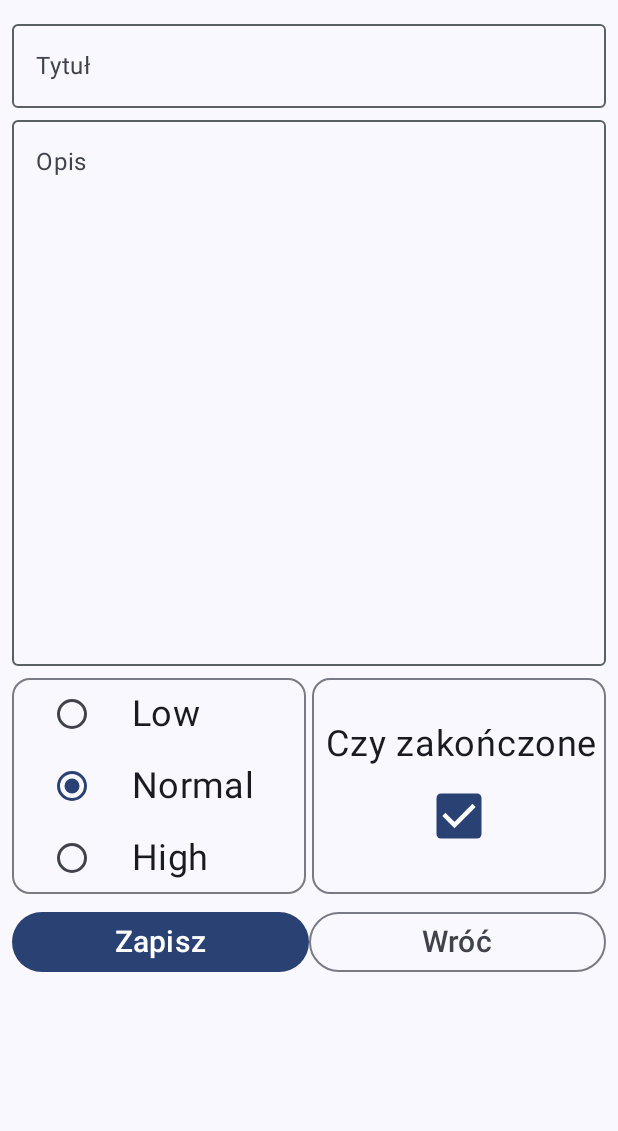
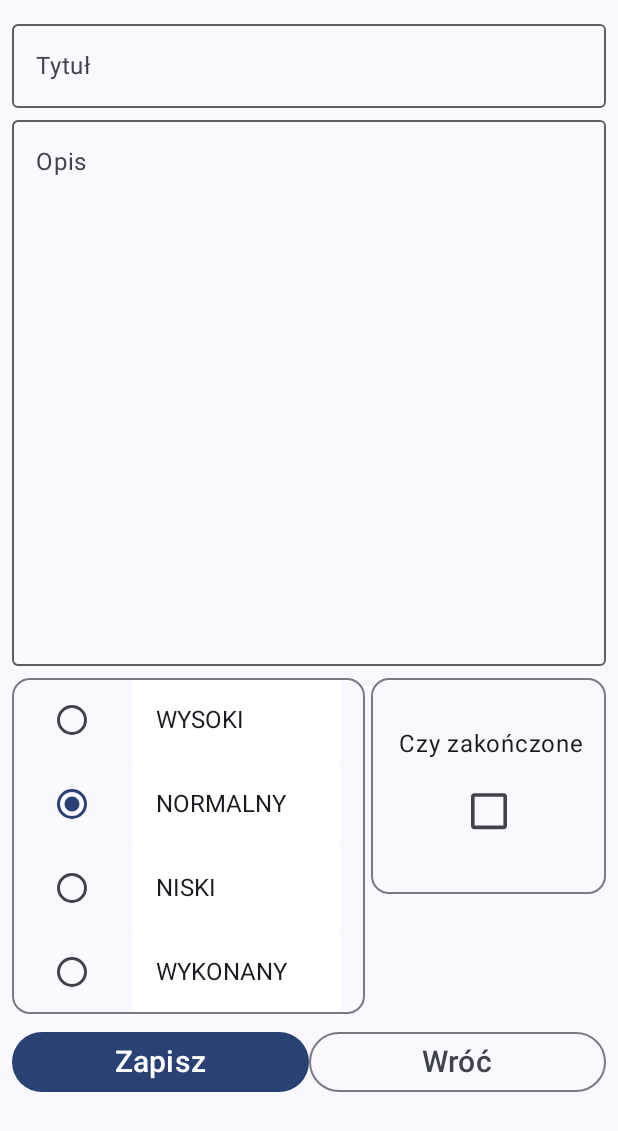
Before and after one commit to RafLew84/PrioritizeMeCompose, an Android app built with Jetpack Compose: the screen it shows after launch (MainActivity), after a tap on "Add item", on a phone screen of 412 x 824 dp. Shown: the top 1131 px of the screen. Run offline under Robolectric (Android 15) with nearby library versions, the phone set to English and light mode, and no system bars; our stand-ins replace Room's generated code; 2 other taps on this screen came first.

Commit message:
AddTaskScreen

```diff
--- a/app/src/main/java/com/example/prioritizemecompose/data/dummydata/DataProvider.kt
+++ b/app/src/main/java/com/example/prioritizemecompose/data/dummydata/DataProvider.kt
@@ -64,7 +64,7 @@ object DataProvider {
         "Twórz interaktywne prototypy dla nowej aplikacji, uwzględniając przyjazny dla użytkownika design i intuicyjną nawigację. Testuj prototypy z potencjalnymi użytkownikami, aby uzyskać opinię i walidację."
     )
 
-    val tasks = (0..40).map { Task(
+    val tasks = (0..1).map { Task(
         title = titles.random(),
         description = descriptions.random(),
         priority = Priority.values().random()
--- a/app/src/main/java/com/example/prioritizemecompose/ui/Navigation.kt
+++ b/app/src/main/java/com/example/prioritizemecompose/ui/Navigation.kt
@@ -33,7 +33,10 @@ fun Navigation() {
         }
 
         composable(route = Screens.Add.route){
-            AddTaskScreen { navController.popBackStack() }
+            AddTaskScreen(
+                onHome = { navController.popBackStack() },
+                viewModel = viewModel
+            )
         }
 
         composable(route = Screens.Update.route){
--- a/app/src/main/java/com/example/prioritizemecompose/ui/screens/AddTaskScreen.kt
+++ b/app/src/main/java/com/example/prioritizemecompose/ui/screens/AddTaskScreen.kt
@@ -9,6 +9,7 @@ import androidx.compose.foundation.layout.fillMaxWidth
 import androidx.compose.foundation.layout.height
 import androidx.compose.foundation.layout.padding
 import androidx.compose.foundation.selection.selectable
+import androidx.compose.foundation.text.BasicTextField
 import androidx.compose.material3.Button
 import androidx.compose.material3.Checkbox
 import androidx.compose.material3.ExperimentalMaterial3Api
@@ -18,38 +19,52 @@ import androidx.compose.material3.OutlinedCard
 import androidx.compose.material3.OutlinedTextField
 import androidx.compose.material3.RadioButton
 import androidx.compose.material3.Text
+import androidx.compose.material3.TextField
+import androidx.compose.material3.TextFieldDefaults
 import androidx.compose.runtime.Composable
+import androidx.compose.runtime.getValue
 import androidx.compose.runtime.mutableStateOf
 import androidx.compose.runtime.remember
+import androidx.compose.runtime.setValue
 import androidx.compose.ui.Alignment
 import androidx.compose.ui.Modifier
 import androidx.compose.ui.draw.scale
+import androidx.compose.ui.graphics.Color
+import androidx.compose.ui.text.TextStyle
 import androidx.compose.ui.unit.dp
 import androidx.compose.ui.unit.sp
+import com.example.prioritizemecompose.data.db.Priority
+import com.example.prioritizemecompose.data.db.Task
+import com.example.prioritizemecompose.viewmodel.TaskViewModel
 
 @OptIn(ExperimentalMaterial3Api::class)
 @Composable
-fun AddTaskScreen(onHome: () -> Unit){
+fun AddTaskScreen(onHome: () -> Unit, viewModel: TaskViewModel){
 
-    val radioOptions = listOf("Low", "Normal", "High")
+    val radioOptions = Priority.values().toList()
     val (selectedOption, onOptionSelected) = remember { mutableStateOf(radioOptions[1] ) }
     val checkedState = remember { mutableStateOf(true) }
+    val enabled = remember { mutableStateOf(true) }
+
+    var task by remember {
+        mutableStateOf(Task(title = "", description = ""))
+    }
 
     Column(modifier = Modifier
         .fillMaxSize()
         .padding(8.dp)
     ) {
         OutlinedTextField(
-            value = "",
-            onValueChange = {},
+            value = task.title,
+            onValueChange = { task = task.copy(title = it) },
             modifier = Modifier.fillMaxWidth(),
             singleLine = true,
             label = { Text(text = "Tytuł")}
         )
 
         OutlinedTextField(
-            value = "",
-            onValueChange = {},
+            value = task.description,
+            onValueChange = { task = task.copy(description = it) },
             modifier = Modifier
                 .fillMaxWidth()
                 .fillMaxHeight(.5f),
@@ -58,16 +73,20 @@ fun AddTaskScreen(onHome: () -> Unit){
         )
 
         Row(
-            modifier = Modifier.fillMaxWidth().padding(top = 8.dp),
+            modifier = Modifier
+                .fillMaxWidth()
+                .padding(top = 8.dp),
         ) {
             OutlinedCard(
-                modifier = Modifier.fillMaxWidth(.5f).padding(end = 2.dp),
+                modifier = Modifier
+                    .fillMaxWidth(.6f)
+                    .padding(end = 2.dp),
             ) {
                 Column(
                     verticalArrangement = Arrangement.SpaceEvenly,
                     horizontalAlignment = Alignment.CenterHorizontally
                 ) {
-                    radioOptions.forEach { text ->
+                    radioOptions.forEach {text ->
                         Row(
                             Modifier
                                 .fillMaxWidth()
@@ -75,20 +94,31 @@ fun AddTaskScreen(onHome: () -> Unit){
                                     selected = (text == selectedOption),
                                     onClick = {
                                         onOptionSelected(text)
-                                    }
+                                    },
+                                    enabled = enabled.value
                                 )
                                 .padding(horizontal = 16.dp),
                             verticalAlignment = Alignment.CenterVertically
                         ) {
                             RadioButton(
                                 selected = (text == selectedOption),
-                                onClick = { onOptionSelected(text) }
+                                onClick = { onOptionSelected(text) },
+                                enabled = enabled.value
                             )
-                            Text(
-                                text = text,
-                                style = MaterialTheme.typography.bodyMedium.merge(),
+                            TextField(
+                                value = text.toString(),
+                                onValueChange = {},
                                 modifier = Modifier.padding(start = 16.dp),
-                                fontSize = 24.sp
+                                enabled = enabled.value,
+                                singleLine = true,
+                                readOnly = true,
+                                textStyle = TextStyle.Default.copy(fontSize = 16.sp),
+                                colors = TextFieldDefaults.textFieldColors(
+                                    focusedIndicatorColor = Color.Transparent,
+                                    unfocusedIndicatorColor = Color.Transparent,
+                                    disabledIndicatorColor = Color.Transparent,
+                                    containerColor = Color.White
+                                )
                             )
                         }
                     }
@@ -108,25 +138,42 @@ fun AddTaskScreen(onHome: () -> Unit){
                 ) {
                     Text(
                         text = "Czy zakończone",
-                        fontSize = 24.sp,
+                        fontSize = 16.sp,
                         modifier = Modifier.padding(start = 4.dp)
                     )
 
                     Checkbox(
-                        modifier = Modifier.scale(1.5f).padding(top = 8.dp),
-                        checked = checkedState.value,
-                        onCheckedChange = { checkedState.value = it }
+                        modifier = Modifier
+                            .scale(1.2f)
+                            .padding(top = 8.dp),
+                        checked = task.isDone,
+                        onCheckedChange = {
+                            checkedState.value = it
+                            task = task.copy(isDone = it)
+                            if (checkedState.value) {
+                                enabled.value = false
+                                onOptionSelected(Priority.WYKONANY)
+                            }
+                            else
+                                enabled.value = true
+                        }
                     )
                 }
             }
         }
         Row(
-            modifier = Modifier.fillMaxWidth().padding(top = 8.dp)
+            modifier = Modifier
+                .fillMaxWidth()
+                .padding(top = 8.dp)
         ) {
 
 
             Button(
-                onClick = onHome,
+                onClick = {
+                    if (task.title.isNotEmpty() && task.description.isNotEmpty())
+                        viewModel.addTask(task)
+                    onHome()
+                          },
                 modifier = Modifier.fillMaxWidth(.5f)
             ) {
                 Text(
--- a/app/src/main/java/com/example/prioritizemecompose/viewmodel/TaskViewModel.kt
+++ b/app/src/main/java/com/example/prioritizemecompose/viewmodel/TaskViewModel.kt
@@ -24,7 +24,7 @@ class TaskViewModel(application: Application) : ViewModel() {
     )
 
     init {
-        reinitializeDatabaseWithDummyData()
+        //reinitializeDatabaseWithDummyData()
     }
 
     private fun reinitializeDatabaseWithDummyData(){
@@ -47,6 +47,12 @@ class TaskViewModel(application: Application) : ViewModel() {
     fun updateTask(task: Task){
         viewModelScope.launch {
             repository.updateTask(task)
+        }
+    }
+
+    fun addTask(task: Task){
+        viewModelScope.launch {
+            repository.insertTask(task)
         }
     }
 
```
